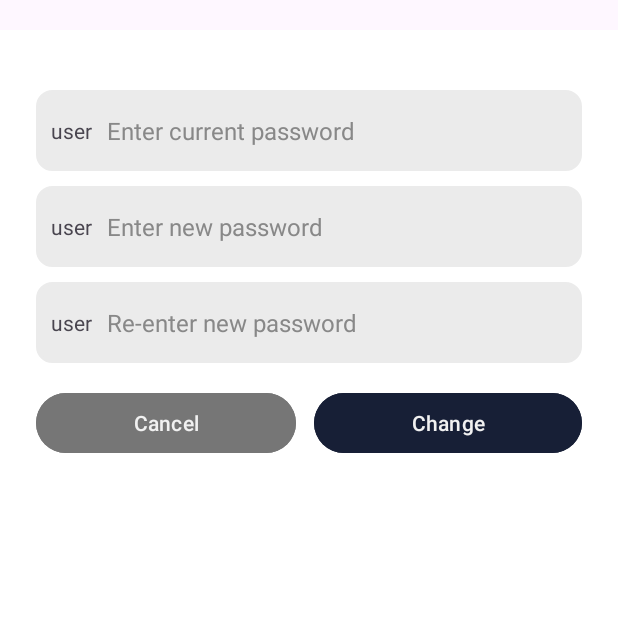
After one commit to RaviRash2k/Bus-Booking-Mobile-Application, an Android app: the BusPasswordChange screen opened directly, with no data from a screen before it, on a phone screen of 412 x 824 dp, the top half of it. The commit adds this screen. Run offline under Robolectric (Android 15) with nearby library versions, the phone set to English and light mode, and no system bars; our stand-ins replace Firebase (no records; nobody signed in at launch, a user with empty details on screens opened directly).

Commit message:
First time login to bus account it's password change function and other functions for bus account login

```diff
--- /dev/null
+++ b/app/src/main/java/com/example/busbookingapplication/users/busOwner/ChangePassword/BusPasswordChange.java
@@ -0,0 +1,136 @@
+package com.example.busbookingapplication.users.busOwner.ChangePassword;
+
+import android.content.Intent;
+import android.content.SharedPreferences;
+import android.os.Bundle;
+import android.view.View;
+import android.widget.Button;
+import android.widget.EditText;
+import android.widget.Toast;
+
+import androidx.activity.EdgeToEdge;
+import androidx.annotation.NonNull;
+import androidx.appcompat.app.AppCompatActivity;
+
+import com.example.busbookingapplication.R;
+import com.example.busbookingapplication.registerAndLogin.login.LoginActivity;
+import com.example.busbookingapplication.users.busOwner.BusOwnerHome;
+import com.google.android.gms.tasks.OnCompleteListener;
+import com.google.android.gms.tasks.Task;
+import com.google.firebase.database.DataSnapshot;
+import com.google.firebase.database.DatabaseError;
+import com.google.firebase.database.DatabaseReference;
+import com.google.firebase.database.FirebaseDatabase;
+import com.google.firebase.database.ValueEventListener;
+
+public class BusPasswordChange extends AppCompatActivity {
+
+    EditText currentPassword, password, rePassword;
+    Button cancel, change;
+
+    SharedPreferences sharedPreferences;
+    SharedPreferences.Editor editor;
+
+    @Override
+    protected void onCreate(Bundle savedInstanceState) {
+        super.onCreate(savedInstanceState);
+        EdgeToEdge.enable(this);
+        setContentView(R.layout.activity_bus_password_change);
+
+        currentPassword = findViewById(R.id.currentPassword);
+        password = findViewById(R.id.password);
+        rePassword = findViewById(R.id.rePassword);
+        change = findViewById(R.id.change);
+        cancel = findViewById(R.id.cansel);
+
+        // Cancel button
+        cancel.setOnClickListener(new View.OnClickListener() {
+            @Override
+            public void onClick(View v) {
+                startActivity(new Intent(BusPasswordChange.this, LoginActivity.class));
+            }
+        });
+
+        // Change button
+        change.setOnClickListener(new View.OnClickListener() {
+            @Override
+            public void onClick(View v) {
+                changePassword();
+            }
+        });
+    }
+
+    public void changePassword() {
+        String currentPass = currentPassword.getText().toString();
+        String pass = password.getText().toString();
+        String rePass = rePassword.getText().toString();
+
+        String key = getIntent().getStringExtra("userKey");
+
+        if (key == null) {
+            Toast.makeText(this, "User key is missing", Toast.LENGTH_SHORT).show();
+            return;
+        }
+
+        DatabaseReference DB = FirebaseDatabase.getInstance().getReference().child("Users").child(key);
+        DB.child("Logged").removeValue().addOnCompleteListener(new OnCompleteListener<Void>() {
+            @Override
+            public void onComplete(@NonNull Task<Void> task) {
+                if (task.isSuccessful()) {
+                    DB.child("Password").addListenerForSingleValueEvent(new ValueEventListener() {
+                        @Override
+                        public void onDataChange(@NonNull DataSnapshot dataSnapshot) {
+                            String storedPassword = dataSnapshot.getValue(String.class);
+
+                            if (storedPassword != null && storedPassword.equals(currentPass)) {
+
+                                if (currentPass.isEmpty() || pass.isEmpty() || rePass.isEmpty()) {
+                                    Toast.makeText(BusPasswordChange.this, "Fill all fields", Toast.LENGTH_SHORT).show();
+
+                                } else if (pass.length() < 8) {
+                                    Toast.makeText(BusPasswordChange.this, "Password must be at least 8 characters", Toast.LENGTH_SHORT).show();
+
+                                } else if (!pass.equals(rePass)) {
+                                    Toast.makeText(BusPasswordChange.this, "Passwords do not match", Toast.LENGTH_SHORT).show();
+
+                                } else {
+                                    DB.child("Password").setValue(pass).addOnCompleteListener(new OnCompleteListener<Void>() {
+                                        @Override
+                                        public void onComplete(@NonNull Task<Void> task) {
+                                            if (task.isSuccessful()) {
+
+                                                sharedPreferences = getSharedPreferences("CurrentUser", MODE_PRIVATE);
+                                                editor = sharedPreferences.edit();
+
+                                                editor.putString("userName", key);
+                                                editor.putString("type", "busOwner");
+                                                editor.putBoolean("logged", true);
+                                                editor.apply();
+
+                                                Toast.makeText(BusPasswordChange.this, "Password changed successfully", Toast.LENGTH_SHORT).show();
+                                                startActivity(new Intent(BusPasswordChange.this, BusOwnerHome.class));
+                                                finish();
+
+                                            } else {
+                                                Toast.makeText(BusPasswordChange.this, "Failed to change password", Toast.LENGTH_SHORT).show();
+                                            }
+                                        }
+                                    });
+                                }
+                            } else {
+                                Toast.makeText(BusPasswordChange.this, "Enter correct current password", Toast.LENGTH_SHORT).show();
+                            }
+                        }
+
+                        @Override
+                        public void onCancelled(@NonNull DatabaseError databaseError) {
+                            Toast.makeText(BusPasswordChange.this, "Error: " + databaseError.getMessage(), Toast.LENGTH_SHORT).show();
+                        }
+                    });
+                } else {
+                    Toast.makeText(BusPasswordChange.this, "Failed to delete Logged status", Toast.LENGTH_SHORT).show();
+                }
+            }
+        });
+    }
+}
--- a/app/src/main/java/com/example/busbookingapplication/users/routeManager/routeManagerFragment/RouteManagerHome/BusManage/BusManage.java
+++ b/app/src/main/java/com/example/busbookingapplication/users/routeManager/routeManagerFragment/RouteManagerHome/BusManage/BusManage.java
@@ -176,7 +176,7 @@ public class BusManage extends AppCompatActivity {
 
     // Method to save the new bus to Firebase
     private void saveNewBus(String busID, String busNum, String email, String nic, String route, String password) {
-        DB.child(busID).child("Bus ID").setValue(busID);
+        DB.child(busID).child("UserName").setValue(busID);
         DB.child(busID).child("Bus Number").setValue(busNum);
         DB.child(busID).child("Email").setValue(email);
         DB.child(busID).child("NIC").setValue(nic);
--- a/app/src/main/res/layout/activity_bus_owner.xml
+++ b/app/src/main/res/layout/activity_bus_owner.xml
@@ -7,7 +7,8 @@
     android:layout_height="match_parent"
     tools:context=".users.busOwner.BusOwnerHome">
 
-    <TextView
+    <Button
+        android:id="@+id/logout"
         android:layout_width="wrap_content"
         android:layout_height="wrap_content"
         android:textStyle="bold"
--- /dev/null
+++ b/app/src/main/res/layout/activity_bus_password_change.xml
@@ -0,0 +1,121 @@
+<?xml version="1.0" encoding="utf-8"?>
+<LinearLayout xmlns:android="http://schemas.android.com/apk/res/android"
+    xmlns:app="http://schemas.android.com/apk/res-auto"
+    xmlns:tools="http://schemas.android.com/tools"
+    android:id="@+id/main"
+    android:layout_width="match_parent"
+    android:layout_height="match_parent"
+    android:orientation="vertical"
+    android:background="@color/white"
+    android:paddingHorizontal="24dp"
+    android:layout_marginTop="20dp"
+    tools:context=".users.busOwner.ChangePassword.BusPasswordChange">
+
+    <LinearLayout
+        android:layout_width="match_parent"
+        android:layout_height="54dp"
+        android:layout_marginTop="40dp"
+        android:background="@drawable/edit_text_background"
+        android:gravity="center"
+        android:orientation="horizontal"
+        android:paddingHorizontal="10dp">
+
+        <TextView
+            android:layout_width="wrap_content"
+            android:layout_height="wrap_content"
+            android:text="user" />
+
+        <EditText
+            android:id="@+id/currentPassword"
+            android:layout_width="match_parent"
+            android:layout_height="match_parent"
+            android:layout_marginStart="10dp"
+            android:background="@android:color/transparent"
+            android:hint="Enter current password"
+            android:textSize="16sp"
+            android:textColor="@color/dark_text"
+            android:textColorHint="@color/hint_text" />
+    </LinearLayout>
+
+    <LinearLayout
+        android:layout_width="match_parent"
+        android:layout_height="54dp"
+        android:layout_marginTop="10dp"
+        android:background="@drawable/edit_text_background"
+        android:gravity="center"
+        android:orientation="horizontal"
+        android:paddingHorizontal="10dp">
+
+        <TextView
+            android:layout_width="wrap_content"
+            android:layout_height="wrap_content"
+            android:text="user" />
+
+        <EditText
+            android:id="@+id/password"
+            android:layout_width="match_parent"
+            android:layout_height="match_parent"
+            android:layout_marginStart="10dp"
+            android:background="@android:color/transparent"
+            android:hint="Enter new password"
+            android:textSize="16sp"
+            android:textColor="@color/dark_text"
+            android:textColorHint="@color/hint_text" />
+    </LinearLayout>
+
+    <LinearLayout
+        android:layout_width="match_parent"
+        android:layout_height="54dp"
+        android:layout_marginTop="10dp"
+        android:background="@drawable/edit_text_background"
+        android:gravity="center"
+        android:orientation="horizontal"
+        android:paddingHorizontal="10dp">
+
+        <TextView
+            android:layout_width="wrap_content"
+            android:layout_height="wrap_content"
+            android:text="user" />
+
+        <EditText
+            android:id="@+id/rePassword"
+            android:layout_width="match_parent"
+            android:layout_height="match_parent"
+            android:layout_marginStart="10dp"
+            android:background="@android:color/transparent"
+            android:hint="Re-enter new password"
+            android:textSize="16sp"
+            android:textColor="@color/dark_text"
+            android:textColorHint="@color/hint_text" />
+    </LinearLayout>
+
+    <LinearLayout
+        android:layout_width="match_parent"
+        android:layout_height="wrap_content"
+        android:layout_marginTop="16dp"
+        android:gravity="center"
+        android:orientation="horizontal">
+
+        <Button
+            android:id="@+id/cansel"
+            android:layout_width="wrap_content"
+            android:layout_height="wrap_content"
+            android:text="Cancel"
+            android:textColor="@color/text"
+            android:layout_weight="1"
+            android:layout_marginEnd="12dp"
+            android:paddingVertical="10dp"
+            android:backgroundTint="#767676"/>
+
+        <Button
+            android:id="@+id/change"
+            android:layout_width="wrap_content"
+            android:layout_height="wrap_content"
+            android:text="Change"
+            android:layout_weight="1"
+            android:textColor="@color/text"
+            android:paddingVertical="10dp"
+            android:backgroundTint="@color/main"/>
+    </LinearLayout>
+
+</LinearLayout>
```
Also changed, not shown: app/src/main/AndroidManifest.xml (+6 -3 lines), app/src/main/java/com/example/busbookingapplication/registerAndLogin/login/LoginActivity.java (+28 -2 lines), app/src/main/java/com/example/busbookingapplication/registerAndLogin/register/RegisterActivity.java (+2 -22 lines), app/src/main/java/com/example/busbookingapplication/users/busOwner/BusOwnerHome.java (+41 -4 lines), app/src/main/res/layout/activity_register.xml (+2 -29 lines).
